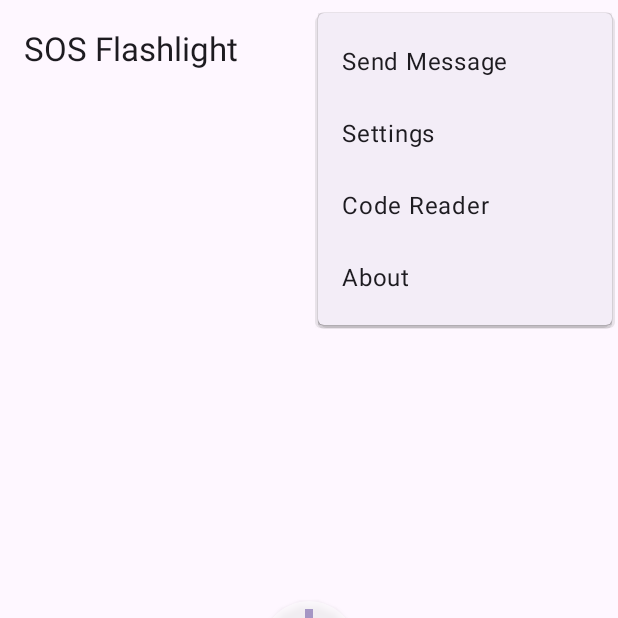
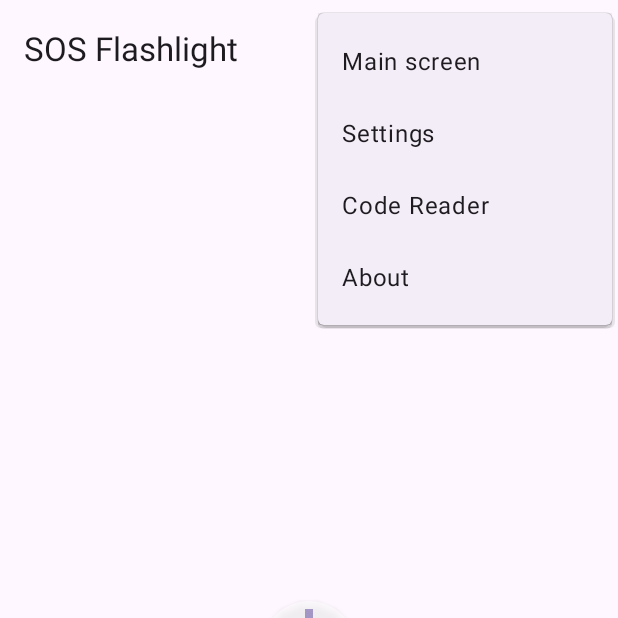
Before and after one commit to WeilJimmer/SOSFlashlightApp, an Android app: the screen it shows after launch (MainActivity), with the options menu open, on a phone screen of 412 x 824 dp, the top half of it. Run offline under Robolectric (Android 15) with nearby library versions, the phone set to English and light mode, and no system bars; our stand-ins replace navigation-ui.

Commit message:
Refactor: Improve navigation and update string resource
This commit updates the string resource for "action_send_message" to "Main screen" in `strings.xml`.

In `MainActivity.kt`, the navigation logic for the SOS action is improved. It now checks if the current destination is already the `FirstFragment` (SOS screen) to prevent redundant navigation and displays a toast message if already on that screen.

```diff
--- a/app/src/main/java/org/wbftw/weil/sos_flashlight/ui/activity/MainActivity.kt
+++ b/app/src/main/java/org/wbftw/weil/sos_flashlight/ui/activity/MainActivity.kt
@@ -223,6 +223,12 @@ class MainActivity : BaseActivity() {
             R.id.action_sos -> {
                 navController.navigate(R.id.FirstFragment)
                 Log.d(TAG, "Navigating to SOS")
+                if (navController.currentDestination?.id == R.id.FirstFragment) {
+                    Log.d(TAG, "Already in SOS fragment, no need to navigate")
+                    toastShort("Already in SOS fragment")
+                } else {
+                    Log.d(TAG, "Navigating to SOS fragment")
+                }
                 true
             }
             R.id.action_settings -> {
--- a/app/src/main/res/values/strings.xml
+++ b/app/src/main/res/values/strings.xml
@@ -1,7 +1,7 @@
 <resources>
     <string name="app_name">SOS Flashlight</string>
     <string name="app_name_dev">[DEV]SOS Flashlight</string>
-    <string name="action_send_message">Send Message</string>
+    <string name="action_send_message">Main screen</string>
     <string name="action_settings">Settings</string>
     <string name="action_message_encoder">Code Reader</string>
     <string name="action_about">About</string>
```
